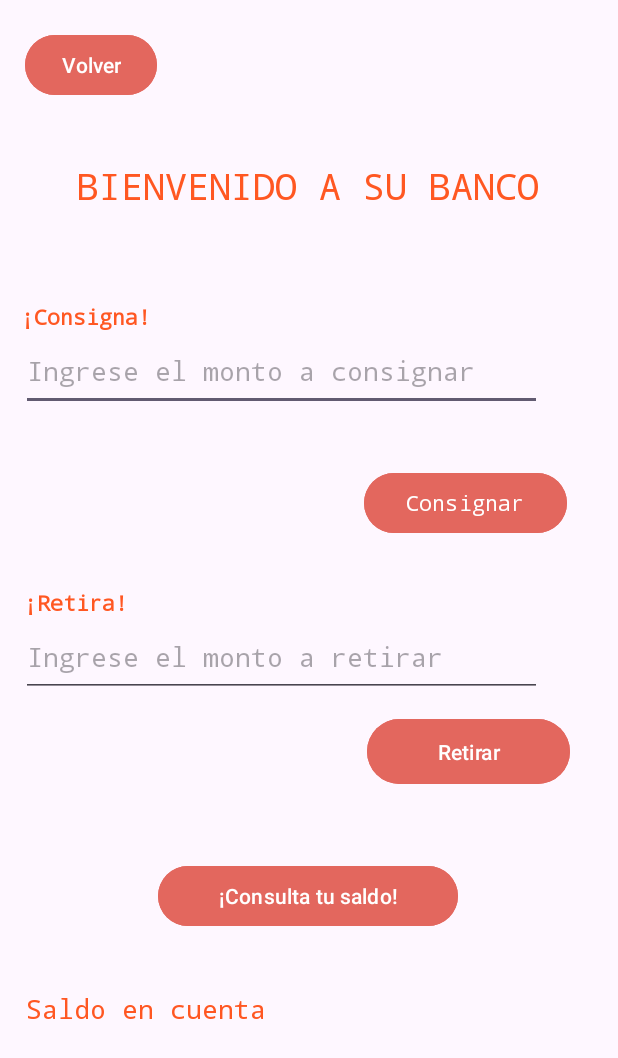
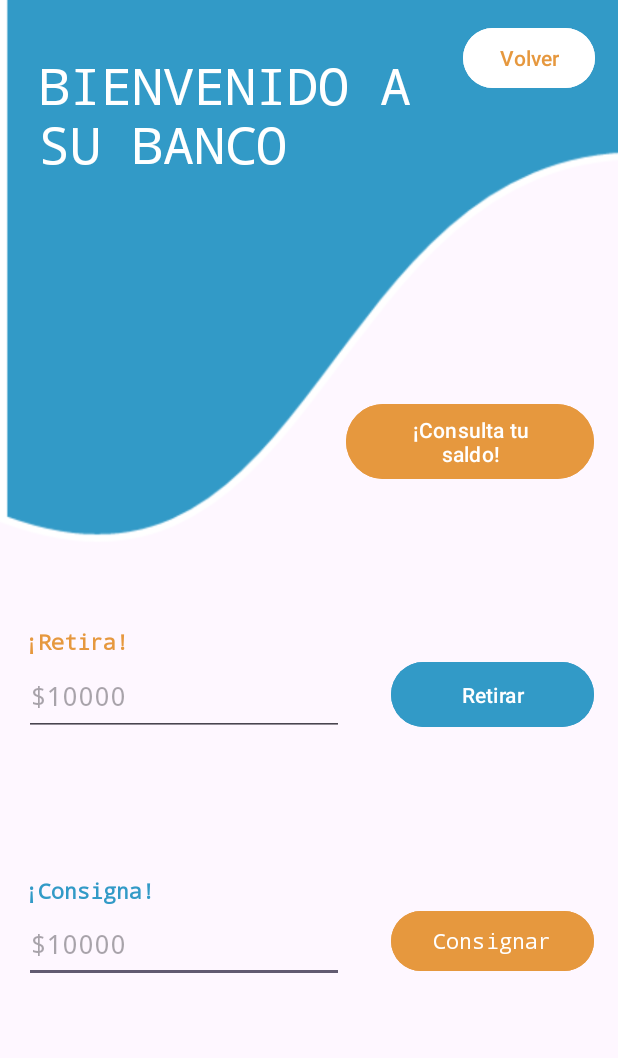
Before and after one commit to SantiagoBulla/AppsKotlinSena, an Android app: the Banco screen opened directly, with no data from a screen before it, on a phone screen of 412 x 824 dp. Shown: the top 1058 px of the screen. Run offline under Robolectric (Android 15) with nearby library versions, the phone set to English and light mode, and no system bars.

Commit message:
CAMBIOS FINALES PARCIAL

```diff
--- a/FirstApp/app/src/main/java/com/santiagobulla/myapplication/Banco.kt
+++ b/FirstApp/app/src/main/java/com/santiagobulla/myapplication/Banco.kt
@@ -25,6 +25,7 @@ class Banco : AppCompatActivity() {
         val valorRetiro = findViewById<EditText>(R.id.editTextNumRetirar)
 
         btnVolver.setOnClickListener {
+            jose.saldoCuenta = this.consultarSaldo()
             val intent = Intent(this, Menu::class.java)
             startActivity(intent)
             Toast.makeText(this, "Su saldo final en cuenta es: ${this.estadoCuenta()}", Toast.LENGTH_SHORT).show()
--- a/FirstApp/app/src/main/res/layout/activity_banco.xml
+++ b/FirstApp/app/src/main/res/layout/activity_banco.xml
@@ -42,62 +42,72 @@
         android:orientation="horizontal"
         app:layout_constraintGuide_percent="0.9" />
 
+    <ImageView
+        android:id="@+id/imageView4"
+        android:layout_width="429dp"
+        android:layout_height="536dp"
+        android:layout_marginBottom="416dp"
+        app:layout_constraintBottom_toBottomOf="parent"
+        app:srcCompat="@drawable/picture1"
+        tools:layout_editor_absoluteX="-9dp" />
+
     <TextView
         android:id="@+id/textView14"
-        android:layout_width="wrap_content"
-        android:layout_height="wrap_content"
+        android:layout_width="301dp"
+        android:layout_height="108dp"
         android:fontFamily="monospace"
         android:text="BIENVENIDO A SU BANCO"
-        android:textColor="#FF5722"
-        android:textSize="24sp"
+        android:textColor="#ffffff"
+        android:textSize="34sp"
         app:layout_constraintBottom_toTopOf="@+id/guideline2"
         app:layout_constraintEnd_toEndOf="parent"
-        app:layout_constraintHorizontal_bias="0.495"
+        app:layout_constraintHorizontal_bias="0.236"
         app:layout_constraintStart_toStartOf="parent"
         app:layout_constraintTop_toTopOf="parent"
-        app:layout_constraintVertical_bias="0.815" />
+        app:layout_constraintVertical_bias="0.6" />
 
     <Button
         android:id="@+id/buttonBancoVolver"
         android:layout_width="wrap_content"
         android:layout_height="wrap_content"
-        android:backgroundTint="#E3675E"
+        android:backgroundTint="#FFFFFF"
         android:text="Volver"
+        android:textColor="#e6983e"
         app:layout_constraintBottom_toTopOf="@+id/guideline2"
-        app:layout_constraintEnd_toStartOf="@+id/guideline"
-        app:layout_constraintHorizontal_bias="0.139"
-        app:layout_constraintStart_toStartOf="parent"
+        app:layout_constraintEnd_toEndOf="parent"
+        app:layout_constraintHorizontal_bias="0.871"
+        app:layout_constraintStart_toStartOf="@+id/guideline"
         app:layout_constraintTop_toTopOf="parent"
-        app:layout_constraintVertical_bias="0.163" />
+        app:layout_constraintVertical_bias="0.123" />
 
     <Button
         android:id="@+id/buttonConsignar"
         android:layout_width="135dp"
         android:layout_height="wrap_content"
-        android:backgroundTint="#E3675E"
+        android:backgroundTint="#e6983e"
         android:fontFamily="monospace"
         android:text="Consignar"
-        app:layout_constraintBottom_toTopOf="@+id/guideline5"
+        app:layout_constraintBottom_toTopOf="@+id/guideline7"
         app:layout_constraintEnd_toEndOf="parent"
-        app:layout_constraintHorizontal_bias="0.877"
+        app:layout_constraintHorizontal_bias="0.942"
         app:layout_constraintStart_toStartOf="parent"
-        app:layout_constraintTop_toTopOf="@+id/guideline2"
-        app:layout_constraintVertical_bias="0.878" />
+        app:layout_constraintTop_toTopOf="@+id/guideline6"
+        app:layout_constraintVertical_bias="0.397" />
 
     <EditText
         android:id="@+id/editTextNumConsignar"
-        android:layout_width="347dp"
-        android:layout_height="53dp"
+        android:layout_width="wrap_content"
+        android:layout_height="52dp"
         android:ems="10"
         android:fontFamily="monospace"
-        android:hint="Ingrese el monto a consignar"
+        android:hint="$10000"
         android:inputType="numberSigned"
-        app:layout_constraintBottom_toTopOf="@+id/guideline5"
+        app:layout_constraintBottom_toTopOf="@+id/guideline7"
         app:layout_constraintEnd_toEndOf="parent"
-        app:layout_constraintHorizontal_bias="0.217"
+        app:layout_constraintHorizontal_bias="0.079"
         app:layout_constraintStart_toStartOf="parent"
-        app:layout_constraintTop_toTopOf="@+id/guideline2"
-        app:layout_constraintVertical_bias="0.347" />
+        app:layout_constraintTop_toTopOf="@+id/guideline6"
+        app:layout_constraintVertical_bias="0.407" />
 
     <TextView
         android:id="@+id/textView15"
@@ -106,12 +116,12 @@
         android:layout_marginEnd="264dp"
         android:fontFamily="monospace"
         android:text="¡Consigna!"
-        android:textColor="#FF5722"
+        android:textColor="#329AC7"
         android:textStyle="bold"
         app:layout_constraintBottom_toTopOf="@+id/editTextNumConsignar"
-        app:layout_constraintEnd_toEndOf="@+id/editTextNumConsignar"
-        app:layout_constraintHorizontal_bias="0.0"
-        app:layout_constraintStart_toStartOf="@+id/editTextNumConsignar"
+        app:layout_constraintEnd_toEndOf="parent"
+        app:layout_constraintHorizontal_bias="0.269"
+        app:layout_constraintStart_toStartOf="parent"
         app:layout_constraintTop_toTopOf="@+id/guideline2"
         app:layout_constraintVertical_bias="1.0" />
 
@@ -119,29 +129,29 @@
         android:id="@+id/buttonRetirar"
         android:layout_width="135dp"
         android:layout_height="51dp"
-        android:backgroundTint="#E3675E"
+        android:backgroundTint="#329AC7"
         android:text="Retirar"
         app:layout_constraintBottom_toTopOf="@+id/guideline6"
         app:layout_constraintEnd_toEndOf="parent"
-        app:layout_constraintHorizontal_bias="0.884"
+        app:layout_constraintHorizontal_bias="0.942"
         app:layout_constraintStart_toStartOf="parent"
         app:layout_constraintTop_toTopOf="@+id/guideline5"
-        app:layout_constraintVertical_bias="0.846" />
+        app:layout_constraintVertical_bias="0.511" />
 
     <EditText
         android:id="@+id/editTextNumRetirar"
-        android:layout_width="347dp"
+        android:layout_width="wrap_content"
         android:layout_height="53dp"
         android:ems="10"
         android:fontFamily="monospace"
-        android:hint="Ingrese el monto a retirar"
+        android:hint="$10000"
         android:inputType="numberSigned"
         app:layout_constraintBottom_toTopOf="@+id/guideline6"
         app:layout_constraintEnd_toEndOf="parent"
-        app:layout_constraintHorizontal_bias="0.218"
+        app:layout_constraintHorizontal_bias="0.079"
         app:layout_constraintStart_toStartOf="parent"
         app:layout_constraintTop_toTopOf="@+id/guideline5"
-        app:layout_constraintVertical_bias="0.29" />
+        app:layout_constraintVertical_bias="0.52" />
 
     <TextView
         android:id="@+id/textView16"
@@ -150,7 +160,7 @@
         android:layout_marginTop="8dp"
         android:fontFamily="monospace"
         android:text="¡Retira!"
-        android:textColor="#FF5722"
+        android:textColor="#e6983e"
         android:textStyle="bold"
         app:layout_constraintBottom_toTopOf="@+id/editTextNumRetirar"
         app:layout_constraintEnd_toEndOf="@+id/editTextNumRetirar"
@@ -161,31 +171,32 @@
 
     <Button
         android:id="@+id/buttonConsultarSaldo"
-        android:layout_width="200dp"
-        android:layout_height="wrap_content"
-        android:backgroundTint="#E3675E"
+        android:layout_width="165dp"
+        android:layout_height="58dp"
+        android:backgroundTint="#e6983e"
         android:text="¡Consulta tu saldo!"
-        app:layout_constraintBottom_toTopOf="@+id/guideline7"
+        app:layout_constraintBottom_toTopOf="@+id/guideline5"
         app:layout_constraintEnd_toEndOf="parent"
-        app:layout_constraintHorizontal_bias="0.497"
+        app:layout_constraintHorizontal_bias="0.934"
         app:layout_constraintStart_toStartOf="parent"
-        app:layout_constraintTop_toTopOf="@+id/guideline6"
-        app:layout_constraintVertical_bias="0.196" />
+        app:layout_constraintTop_toTopOf="@+id/guideline2"
+        app:layout_constraintVertical_bias="0.643" />
 
     <TextView
         android:id="@+id/textViewSaldoCuenta"
-        android:layout_width="380dp"
-        android:layout_height="68dp"
+        android:layout_width="152dp"
+        android:layout_height="153dp"
         android:fontFamily="monospace"
-        android:text="Saldo en cuenta"
-        android:textColor="#FF5722"
-        android:textSize="18sp"
-        app:layout_constraintBottom_toTopOf="@+id/guideline7"
+        android:padding="5dp"
+        android:textColor="#ffffff"
+        android:textSize="20sp"
+        app:layout_constraintBottom_toTopOf="@+id/guideline5"
         app:layout_constraintEnd_toEndOf="parent"
-        app:layout_constraintHorizontal_bias="0.533"
+        app:layout_constraintHorizontal_bias="0.064"
         app:layout_constraintStart_toStartOf="parent"
-        app:layout_constraintTop_toTopOf="@+id/guideline6"
-        app:layout_constraintVertical_bias="0.897" />
+        app:layout_constraintTop_toTopOf="@+id/guideline2"
+        app:layout_constraintVertical_bias="0.22"
+        tools:text="Saldo en cuenta" />
 
 
 </androidx.constraintlayout.widget.ConstraintLayout>
```
